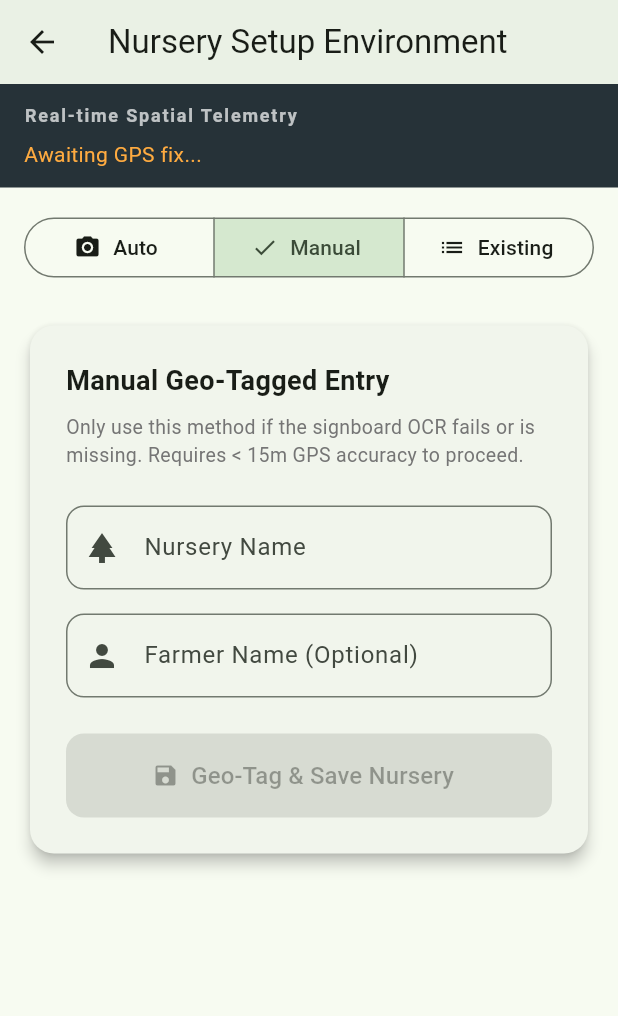
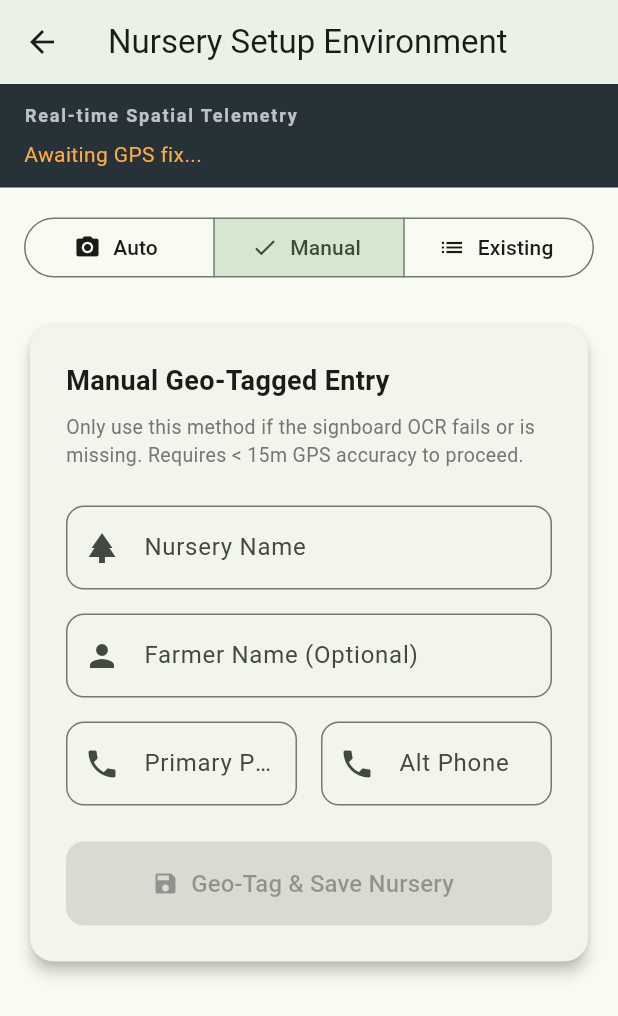
Before and after one commit to nbsomi/nursery_mitra, a Flutter app: the NurserySetupScreen screen opened directly, after a tap on "Manual", on a phone screen of 412 x 824 dp. Shown: the top 1016 px of the screen. Run offline on Flutter 3.47's test engine with Material 3 defaults, Android fonts, the phone set to English and light mode, and no system bars; our stand-ins replace camera, flutter_map, geolocator, latlong2; network calls fail.

Commit message:
feat: integrate flutter_map for nursery location mapping and add API service layer for backend communication

```diff
--- a/lib/models/nursery_model.dart
+++ b/lib/models/nursery_model.dart
@@ -5,7 +5,8 @@ class NurseryModel {
   final double latitude;
   final double longitude;
   final String address;
-  final String phone;
+  final String phone1;
+  final String phone2;
   final String firstSeenDate;
   final String lastVerifiedDate;
 
@@ -16,7 +17,8 @@ class NurseryModel {
     required this.latitude,
     required this.longitude,
     required this.address,
-    required this.phone,
+    required this.phone1,
+    required this.phone2,
     required this.firstSeenDate,
     required this.lastVerifiedDate,
   });
@@ -29,7 +31,8 @@ class NurseryModel {
       latitude: (json['latitude'] as num?)?.toDouble() ?? 0.0,
       longitude: (json['longitude'] as num?)?.toDouble() ?? 0.0,
       address: json['address'] as String? ?? '',
-      phone: json['phone'] as String? ?? '',
+      phone1: json['phone1'] as String? ?? '',
+      phone2: json['phone2'] as String? ?? '',
       firstSeenDate: json['firstSeenDate'] as String? ?? '',
       lastVerifiedDate: json['lastVerifiedDate'] as String? ?? '',
     );
@@ -43,7 +46,8 @@ class NurseryModel {
       'latitude': latitude,
       'longitude': longitude,
       'address': address,
-      'phone': phone,
+      'phone1': phone1,
+      'phone2': phone2,
       'firstSeenDate': firstSeenDate,
       'lastVerifiedDate': lastVerifiedDate,
     };
--- a/lib/screens/nursery_setup_screen.dart
+++ b/lib/screens/nursery_setup_screen.dart
@@ -7,6 +7,8 @@ import '../core/network/api_client.dart';
 import '../services/api_service.dart';
 import '../models/nursery_model.dart';
 import 'plant_capture_screen.dart';
+import 'package:latlong2/latlong.dart';
+import 'location_picker_screen.dart';
 
 class NurserySetupScreen extends StatefulWidget {
   const NurserySetupScreen({Key? key}) : super(key: key);
@@ -19,13 +21,16 @@ class _NurserySetupScreenState extends State<NurserySetupScreen> {
   late final ApiService _apiService;
 
   // Location State
+  Position? _currentPosition;
+  LatLng? _pickedLocation;
   StreamSubscription<Position>? _positionStream;
-  Position? _currentPosition;
   bool _locationPermissionGranted = false;
 
   // Form State
   final TextEditingController _nameController = TextEditingController();
   final TextEditingController _farmerNameController = TextEditingController();
+  final TextEditingController _phone1Controller = TextEditingController();
+  final TextEditingController _phone2Controller = TextEditingController();
   int _selectedMethod = 0; // 0: Auto, 1: Manual, 2: Existing
   bool _isLoading = false;
   Future<List<NurseryModel>>? _nurseriesFuture;
@@ -37,6 +42,8 @@ class _NurserySetupScreenState extends State<NurserySetupScreen> {
     _apiService = ApiService(ApiClient());
     _nameController.addListener(_onFormChanged);
     _farmerNameController.addListener(_onFormChanged);
+    _phone1Controller.addListener(_onFormChanged);
+    _phone2Controller.addListener(_onFormChanged);
     _checkPermissionsAndStartLocation();
     _nurseriesFuture = _apiService.fetchNurseries();
     _nurseriesFuture!.then((nurseries) {
@@ -101,6 +108,8 @@ class _NurserySetupScreenState extends State<NurserySetupScreen> {
     _positionStream?.cancel();
     _nameController.dispose();
     _farmerNameController.dispose();
+    _phone1Controller.dispose();
+    _phone2Controller.dispose();
     super.dispose();
   }
 
@@ -247,7 +256,7 @@ class _NurserySetupScreenState extends State<NurserySetupScreen> {
   }
 
   Future<void> _submitManualEntry() async {
-    if (_currentPosition == null) return;
+    if (_currentPosition == null && _pickedLocation == null) return;
     if (!await _shouldProceedWithCreation()) return;
 
     setState(() {
@@ -255,11 +264,16 @@ class _NurserySetupScreenState extends State<NurserySetupScreen> {
     });
 
     try {
+      final lat = _pickedLocation?.latitude ?? _currentPosition!.latitude;
+      final lng = _pickedLocation?.longitude ?? _currentPosition!.longitude;
+
       final nursery = await _apiService.submitGeoTaggedNursery(
         _nameController.text.trim(),
         _farmerNameController.text.trim().isNotEmpty ? _farmerNameController.text.trim() : null,
-        _currentPosition!.latitude,
-        _currentPosition!.longitude,
+        lat,
+        lng,
+        _phone1Controller.text.trim().isNotEmpty ? _phone1Controller.text.trim() : null,
+        _phone2Controller.text.trim().isNotEmpty ? _phone2Controller.text.trim() : null,
       );
       if (mounted) {
         ScaffoldMessenger.of(context).showSnackBar(
@@ -290,8 +304,9 @@ class _NurserySetupScreenState extends State<NurserySetupScreen> {
 
   bool _isManualFormValid() {
     if (_nameController.text.trim().isEmpty) return false;
-    if (_currentPosition == null) return false;
-    if (_currentPosition!.accuracy >= 15.0) return false; // Strict spatial validation
+    if (_currentPosition == null && _pickedLocation == null) return false;
+    // Spatial validation only if we haven't manually picked location
+    if (_pickedLocation == null && _currentPosition != null && _currentPosition!.accuracy >= 15.0) return false;
     return true;
   }
 
@@ -344,6 +359,9 @@ class _NurserySetupScreenState extends State<NurserySetupScreen> {
       child: Column(
         crossAxisAlignment: CrossAxisAlignment.start,
         children: [
+          Row(
+            mainAxisAlignment: MainAxisAlignment.spaceBetween,
+            children: [
               const Text(
                 'Real-time Spatial Telemetry',
                 style: TextStyle(
@@ -353,8 +371,35 @@ class _NurserySetupScreenState extends State<NurserySetupScreen> {
                   letterSpacing: 1.2,
                 ),
               ),
+              if (_currentPosition != null)
+                OutlinedButton.icon(
+                  onPressed: () async {
+                    final initialLoc = _pickedLocation ?? LatLng(_currentPosition!.latitude, _currentPosition!.longitude);
+                    final result = await Navigator.push(
+                      context,
+                      MaterialPageRoute(
+                        builder: (context) => LocationPickerScreen(initialLocation: initialLoc),
+                      ),
+                    );
+                    if (result != null && result is LatLng) {
+                      setState(() {
+                        _pickedLocation = result;
+                      });
+                    }
+                  },
+                  icon: const Icon(Icons.map, size: 14),
+                  label: const Text('Map'),
+                  style: OutlinedButton.styleFrom(
+                    foregroundColor: Colors.white,
+                    side: const BorderSide(color: Colors.white54),
+                    padding: const EdgeInsets.symmetric(horizontal: 8, vertical: 4),
+                    minimumSize: Size.zero,
+                  ),
+                ),
+            ],
+          ),
           const SizedBox(height: 8),
-          if (_currentPosition != null)
+          if (_currentPosition != null || _pickedLocation != null)
             Row(
               mainAxisAlignment: MainAxisAlignment.spaceBetween,
               children: [
@@ -362,15 +407,28 @@ class _NurserySetupScreenState extends State<NurserySetupScreen> {
                   crossAxisAlignment: CrossAxisAlignment.start,
                   children: [
                     Text(
-                      'LAT: ${_currentPosition!.latitude.toStringAsFixed(5)}',
+                      'LAT: ${_pickedLocation?.latitude.toStringAsFixed(5) ?? _currentPosition!.latitude.toStringAsFixed(5)}',
                       style: const TextStyle(color: Colors.white, fontFamily: 'monospace'),
                     ),
                     Text(
-                      'LNG: ${_currentPosition!.longitude.toStringAsFixed(5)}',
+                      'LNG: ${_pickedLocation?.longitude.toStringAsFixed(5) ?? _currentPosition!.longitude.toStringAsFixed(5)}',
                       style: const TextStyle(color: Colors.white, fontFamily: 'monospace'),
                     ),
                   ],
                 ),
+                if (_pickedLocation != null)
+                  Container(
+                    padding: const EdgeInsets.symmetric(horizontal: 12, vertical: 6),
+                    decoration: BoxDecoration(
+                      color: Colors.amber.shade700,
+                      borderRadius: BorderRadius.circular(20),
+                    ),
+                    child: const Text(
+                      'MANUAL',
+                      style: TextStyle(color: Colors.white, fontWeight: FontWeight.bold, fontSize: 14),
+                    ),
+                  )
+                else
                   Container(
                     padding: const EdgeInsets.symmetric(horizontal: 12, vertical: 6),
                     decoration: BoxDecoration(
@@ -379,11 +437,7 @@ class _NurserySetupScreenState extends State<NurserySetupScreen> {
                     ),
                     child: Text(
                       'ACC: ${_currentPosition!.accuracy.toStringAsFixed(1)} m',
-                    style: const TextStyle(
-                      color: Colors.white,
-                      fontWeight: FontWeight.bold,
-                      fontSize: 14,
-                    ),
+                      style: const TextStyle(color: Colors.white, fontWeight: FontWeight.bold, fontSize: 14),
                     ),
                   ),
               ],
@@ -501,6 +555,34 @@ class _NurserySetupScreenState extends State<NurserySetupScreen> {
                 border: OutlineInputBorder(borderRadius: BorderRadius.circular(12)),
                 prefixIcon: const Icon(Icons.person),
               ),
+            ),
+            const SizedBox(height: 16),
+            Row(
+              children: [
+                Expanded(
+                  child: TextField(
+                    controller: _phone1Controller,
+                    keyboardType: TextInputType.phone,
+                    decoration: InputDecoration(
+                      labelText: 'Primary Phone',
+                      border: OutlineInputBorder(borderRadius: BorderRadius.circular(12)),
+                      prefixIcon: const Icon(Icons.phone),
+                    ),
+                  ),
+                ),
+                const SizedBox(width: 16),
+                Expanded(
+                  child: TextField(
+                    controller: _phone2Controller,
+                    keyboardType: TextInputType.phone,
+                    decoration: InputDecoration(
+                      labelText: 'Alt Phone',
+                      border: OutlineInputBorder(borderRadius: BorderRadius.circular(12)),
+                      prefixIcon: const Icon(Icons.phone),
+                    ),
+                  ),
+                ),
+              ],
             ),
             const SizedBox(height: 24),
             SizedBox(
--- a/lib/services/api_service.dart
+++ b/lib/services/api_service.dart
@@ -66,7 +66,7 @@ class ApiService {
   }
 
   Future<NurseryModel> submitGeoTaggedNursery(
-      String name, String? farmerName, double lat, double lng) async {
+      String name, String? farmerName, double lat, double lng, String? phone1, String? phone2) async {
     try {
       final uri = _buildUri(ApiEndpoints.createManualNursery);
       final body = jsonEncode({
@@ -74,6 +74,8 @@ class ApiService {
         'farmer_name': farmerName,
         'latitude': lat,
         'longitude': lng,
+        'phone1': phone1,
+        'phone2': phone2,
       });
 
       final response = await _apiClient.post(uri, body: body);
--- a/pubspec.yaml
+++ b/pubspec.yaml
@@ -13,6 +13,8 @@ dependencies:
   http: ^1.2.0
   geolocator: ^10.1.0
   camera: ^0.10.5
+  flutter_map: ^6.1.0
+  latlong2: ^0.9.0
 
 dev_dependencies:
   flutter_test:
```
Also changed, not shown: lib/screens/location_picker_screen.dart (added, +77 -0 lines), pubspec.lock, 2 other files. Lines whose indentation alone changed are shown as unchanged.
